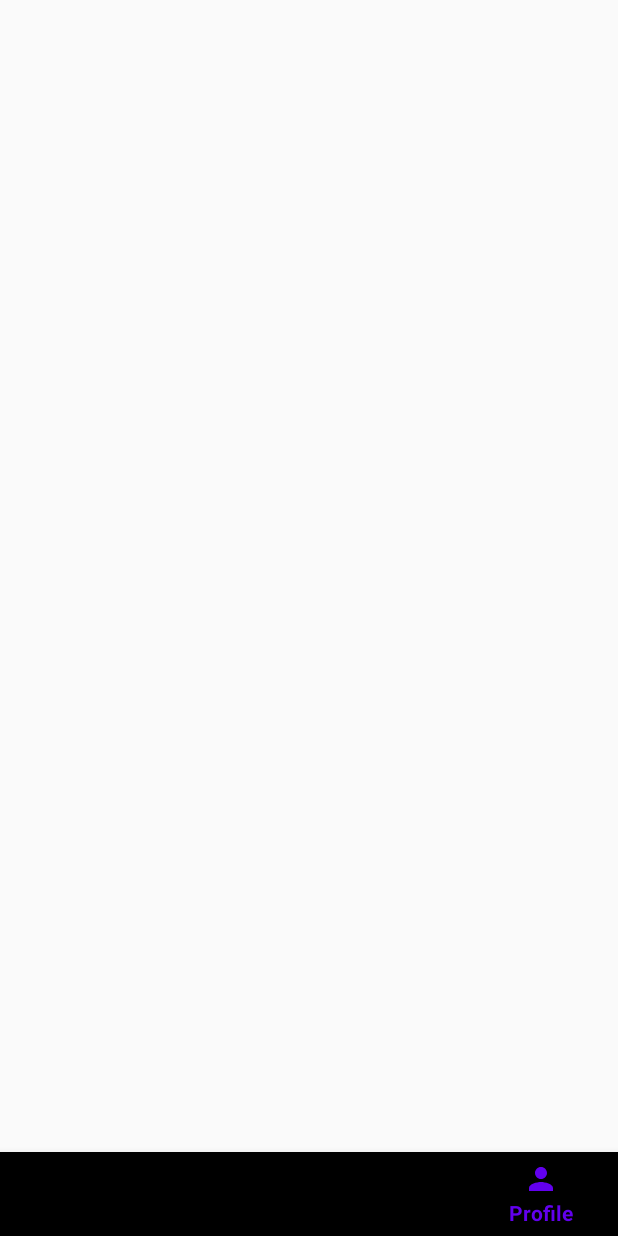
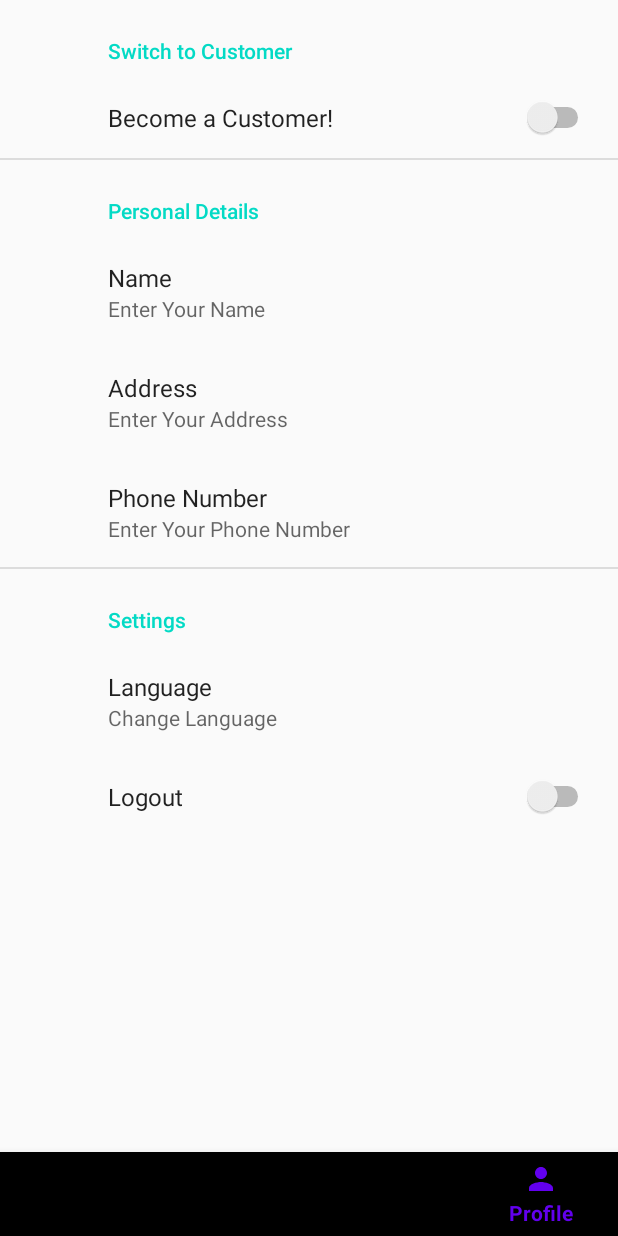
Before and after one commit to rancidiscrimator/vyAppar, an Android app: the SettingActivity screen opened directly, with no data from a screen before it, on a phone screen of 412 x 824 dp. Run offline under Robolectric (Android 15) with nearby library versions, the phone set to English and light mode, and no system bars; our stand-ins replace Firebase (no records; nobody signed in at launch, a user with empty details on screens opened directly), androidx.preference; Roboto replaces fonts that are not available here.

Commit message:
setting added to vendor side and minor nug fixes

```diff
--- a/app/src/main/java/com/example/gov/Activity/SettingActivity.java
+++ b/app/src/main/java/com/example/gov/Activity/SettingActivity.java
@@ -2,29 +2,45 @@ package com.example.gov.Activity;
 
 import androidx.annotation.NonNull;
 import androidx.appcompat.app.AppCompatActivity;
+import androidx.fragment.app.Fragment;
+import androidx.fragment.app.FragmentManager;
 
 import android.content.Intent;
 import android.os.Bundle;
 import android.view.MenuItem;
+import android.widget.FrameLayout;
 
+import com.example.gov.Fragment.Fragment_Home;
+import com.example.gov.Fragment.VendorSetting;
 import com.example.gov.R;
 import com.google.android.material.bottomnavigation.BottomNavigationView;
 
 public class SettingActivity extends AppCompatActivity implements BottomNavigationView.OnNavigationItemSelectedListener {
     BottomNavigationView navigationView;
+    FragmentManager fragmentManager;
+    FrameLayout fl;
+
 
     @Override
     protected void onCreate(Bundle savedInstanceState) {
         super.onCreate(savedInstanceState);
         setContentView(R.layout.activity_setting);
+        fl=findViewById(R.id.fl);
 
         navigationView=findViewById(R.id.bottomNavigation);
         navigationView.setSelectedItemId(R.id.profilebottom);
+        fragmentManager=this.getSupportFragmentManager();
+        SetFragment(new VendorSetting());
 
         navigationView.setOnNavigationItemSelectedListener(this);
 
 
     }
+    private void SetFragment(Fragment fragment) {
+        fragmentManager.beginTransaction().replace(fl.getId(), fragment).commit();
+
+    }
+
 
     @Override
     public boolean onNavigationItemSelected(@NonNull MenuItem item) {
--- /dev/null
+++ b/app/src/main/java/com/example/gov/Fragment/VendorSetting.java
@@ -0,0 +1,101 @@
+package com.example.gov.Fragment;
+
+import android.content.Intent;
+import android.content.SharedPreferences;
+import android.os.Bundle;
+import android.widget.Toast;
+import android.widget.Toolbar;
+
+import androidx.annotation.NonNull;
+import androidx.preference.Preference;
+import androidx.preference.PreferenceFragmentCompat;
+import androidx.preference.PreferenceManager;
+
+
+import com.example.gov.Activity.Activity_MAIN;
+import com.example.gov.Activity.LoginScreen;
+import com.example.gov.Activity.MainActivity;
+import com.example.gov.Activity.RegisterActivity;
+import com.example.gov.Activity.VendorAuth;
+import com.example.gov.R;
+import com.google.android.gms.tasks.OnCompleteListener;
+import com.google.android.gms.tasks.Task;
+import com.google.firebase.auth.FirebaseAuth;
+import com.google.firebase.auth.FirebaseUser;
+import com.google.firebase.firestore.DocumentSnapshot;
+import com.google.firebase.firestore.FirebaseFirestore;
+
+
+public class VendorSetting extends PreferenceFragmentCompat {
+    Toolbar toolbar;
+    FirebaseAuth auth;
+    FirebaseUser user;
+    @Override
+    public void onCreatePreferences(Bundle savedInstanceState, String rootKey) {
+        addPreferencesFromResource(R.xml.vendorsetting);
+
+    }
+
+    @Override
+    public void onCreate(Bundle savedInstanceState) {
+        super.onCreate(savedInstanceState);
+
+
+        auth=FirebaseAuth.getInstance();
+        user=auth.getCurrentUser();
+        SharedPreferences prefs= PreferenceManager.getDefaultSharedPreferences(getContext());
+        findPreference("switch_preference_1").setOnPreferenceClickListener(new Preference.OnPreferenceClickListener() {
+            @Override
+            public boolean onPreferenceClick(Preference preference) {
+                FirebaseAuth firebaseAuth= FirebaseAuth.getInstance();
+                firebaseAuth.signOut();
+                Intent intent=new Intent(getContext(), LoginScreen.class);
+                startActivity(intent);
+                return false;
+            }
+        });
+
+        findPreference("vendor").setOnPreferenceClickListener(new Preference.OnPreferenceClickListener() {
+            @Override
+            public boolean onPreferenceClick(Preference preference) {
+                FirebaseFirestore firestore=FirebaseFirestore.getInstance();
+                firestore.collection("Customer").document(user.getUid()).get().addOnCompleteListener(new OnCompleteListener<DocumentSnapshot>() {
+                    @Override
+                    public void onComplete(@NonNull Task<DocumentSnapshot> task) {
+                        if(task.isSuccessful())
+                        {
+                            DocumentSnapshot documentSnapshot=task.getResult();
+
+                            if(documentSnapshot.exists())
+                            {
+                                Intent intent=new Intent(getContext(), Activity_MAIN.class);
+
+                                startActivity(intent);
+                            }
+                            else
+                            {
+
+                                Intent intent=new Intent(getContext(), RegisterActivity.class);
+                                Toast.makeText(getContext(),"Register Yourself as Customer First",Toast.LENGTH_LONG).show();
+                                startActivity(intent);
+                            }
+
+
+                        }
+
+
+                    }
+                });
+
+
+
+
+                return false;
+            }
+        });
+
+
+
+
+    }
+}
--- a/app/src/main/res/layout/activity_setting.xml
+++ b/app/src/main/res/layout/activity_setting.xml
@@ -5,6 +5,21 @@
     android:layout_width="match_parent"
     android:layout_height="match_parent"
     tools:context=".Activity.SettingActivity">
+
+
+
+    <FrameLayout
+        android:id="@+id/fl"
+        android:layout_width="match_parent"
+        android:layout_height="match_parent"
+
+        android:backgroundTint="@color/white"
+        android:layout_above="@+id/bottomNavigation"
+        >
+
+
+
+    </FrameLayout>
 
     <com.google.android.material.bottomnavigation.BottomNavigationView
         android:layout_width="match_parent"
--- /dev/null
+++ b/app/src/main/res/xml/vendorsetting.xml
@@ -0,0 +1,55 @@
+<?xml version="1.0" encoding="utf-8"?>
+<PreferenceScreen xmlns:app="http://schemas.android.com/apk/res-auto"
+    xmlns:android="http://schemas.android.com/apk/res/android">
+
+    <PreferenceCategory android:title="Switch to Customer">
+        <SwitchPreference
+            android:layout_width="match_parent"
+            android:layout_height="match_parent"
+            android:id="@+id/vendor"
+            android:key="vendor"
+            android:defaultValue="false"
+            android:title="Become a Customer!" />
+    </PreferenceCategory>
+    <PreferenceCategory android:title="Personal Details">
+
+        <EditTextPreference
+            android:defaultValue="false"
+            android:key="Name"
+            android:selectAllOnFocus="true"
+            android:singleLine="true"
+            android:summary="Enter Your Name"
+            android:title="Name" />
+        <EditTextPreference
+            android:defaultValue="Default value"
+            android:key="address"
+            android:selectAllOnFocus="true"
+            android:singleLine="true"
+            android:summary="Enter Your Address"
+            android:title="Address" />
+        <EditTextPreference
+            android:defaultValue="Default value"
+            android:key="phno"
+            android:selectAllOnFocus="true"
+            android:singleLine="true"
+            android:summary="Enter Your Phone Number"
+            android:title="Phone Number" />
+    </PreferenceCategory>
+    <PreferenceCategory
+        android:key="sensitiveinfo"
+        android:title="Settings">
+        <ListPreference
+            android:defaultValue="0"
+            android:entries="@array/Adresses"
+            android:entryValues="@array/values"
+            android:key="list_preference_1"
+            android:summary="Change Language"
+            android:title="Language" />
+        <SwitchPreference
+            android:id="@+id/logout"
+            android:defaultValue="false"
+            android:key="switch_preference_1"
+            android:title="Logout" />
+
+    </PreferenceCategory>
+</PreferenceScreen>
```
